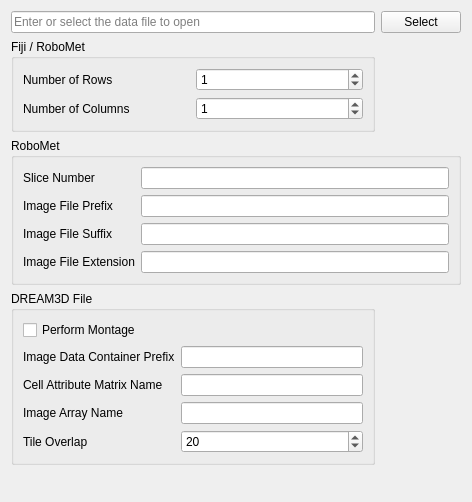
Qt form SIMPLVtkLib/Wizards/ImportMontage/UI_Files/EnterDataFilePage.ui (tplatt77/SIMPLVtkLib) before a commit.
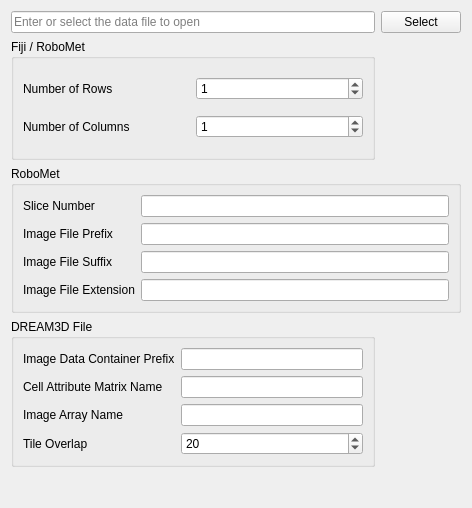
The same form after that commit.

Commit message: Cleaning up MontageWorker class so that it can execute any pipeline.  Fixing some incorrect behavior related to accidentally registering the same field twice in the wizard.  Adding output when importing a montage from a DREAM3D file.

```diff
--- a/SIMPLVtkLib/Wizards/ImportMontage/UI_Files/EnterDataFilePage.ui
+++ b/SIMPLVtkLib/Wizards/ImportMontage/UI_Files/EnterDataFilePage.ui
@@ -7,7 +7,7 @@
     <x>0</x>
     <y>0</y>
     <width>472</width>
-    <height>502</height>
+    <height>508</height>
    </rect>
   </property>
   <property name="windowTitle">
@@ -142,60 +142,53 @@
       <string>DREAM3D File</string>
      </property>
      <layout class="QGridLayout" name="gridLayout_3">
-      <item row="0" column="0">
-       <widget class="QCheckBox" name="performMontageCB">
-        <property name="text">
-         <string>Perform Montage</string>
-        </property>
-       </widget>
-      </item>
       <item row="1" column="1">
-       <widget class="QLineEdit" name="imageDataContainerPrefixLE"/>
-      </item>
-      <item row="1" column="0">
-       <widget class="QLabel" name="label_7">
-        <property name="text">
-         <string>Image Data Container Prefix</string>
-        </property>
-       </widget>
-      </item>
-      <item row="2" column="1">
        <widget class="QLineEdit" name="cellAttrMatrixNameLE"/>
       </item>
       <item row="3" column="1">
+       <widget class="QSpinBox" name="tileOverlapSB">
+        <property name="maximum">
+         <number>100</number>
+        </property>
+        <property name="value">
+         <number>20</number>
+        </property>
+       </widget>
+      </item>
+      <item row="2" column="1">
        <widget class="QLineEdit" name="imageArrayNameLE"/>
       </item>
-      <item row="2" column="0">
+      <item row="3" column="0">
+       <widget class="QLabel" name="label_10">
+        <property name="text">
+         <string>Tile Overlap</string>
+        </property>
+       </widget>
+      </item>
+      <item row="0" column="0">
+       <widget class="QLabel" name="label_7">
+        <property name="text">
+         <string>Image Data Container Prefix</string>
+        </property>
+       </widget>
+      </item>
+      <item row="0" column="1">
+       <widget class="QLineEdit" name="imageDataContainerPrefixLE"/>
+      </item>
+      <item row="1" column="0">
        <widget class="QLabel" name="label_8">
         <property name="text">
          <string>Cell Attribute Matrix Name</string>
         </property>
        </widget>
       </item>
-      <item row="3" column="0">
+      <item row="2" column="0">
        <widget class="QLabel" name="label_9">
         <property name="text">
          <string>Image Array Name</string>
         </property>
        </widget>
       </item>
-      <item row="4" column="0">
-       <widget class="QLabel" name="label_10">
-        <property name="text">
-         <string>Tile Overlap</string>
-        </property>
-       </widget>
-      </item>
-      <item row="4" column="1">
-       <widget class="QSpinBox" name="tileOverlapSB">
-        <property name="maximum">
-         <number>100</number>
-        </property>
-        <property name="value">
-         <number>20</number>
-        </property>
-       </widget>
-      </item>
      </layout>
     </widget>
    </item>
```
The commit also changes 5 other files.
